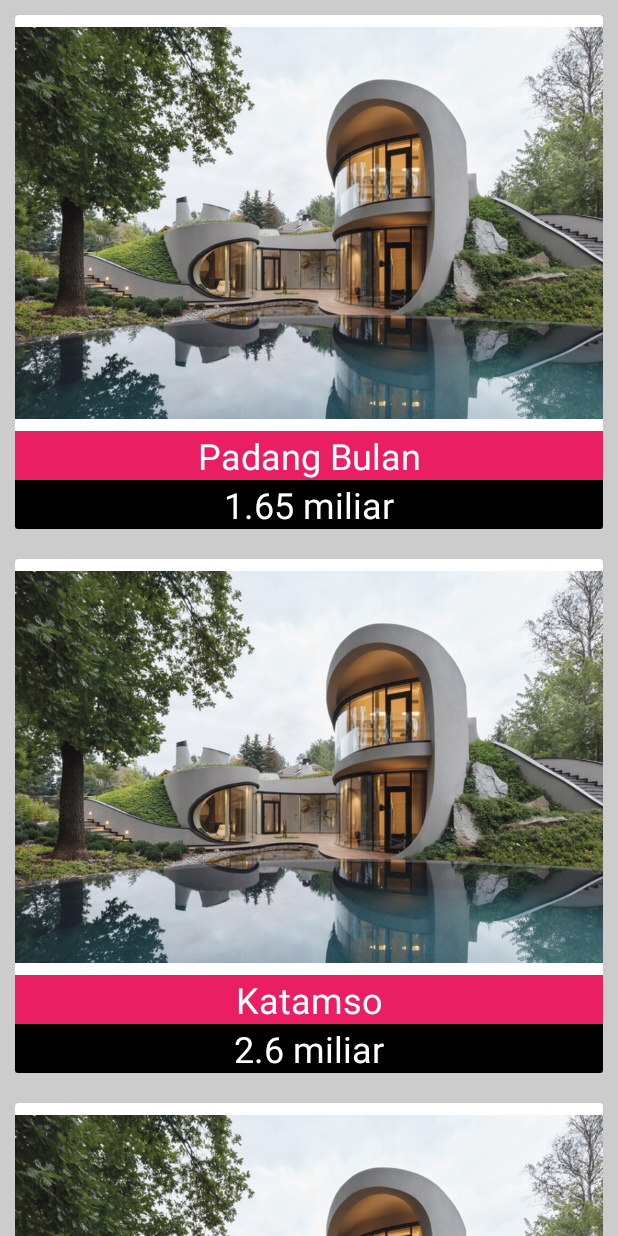
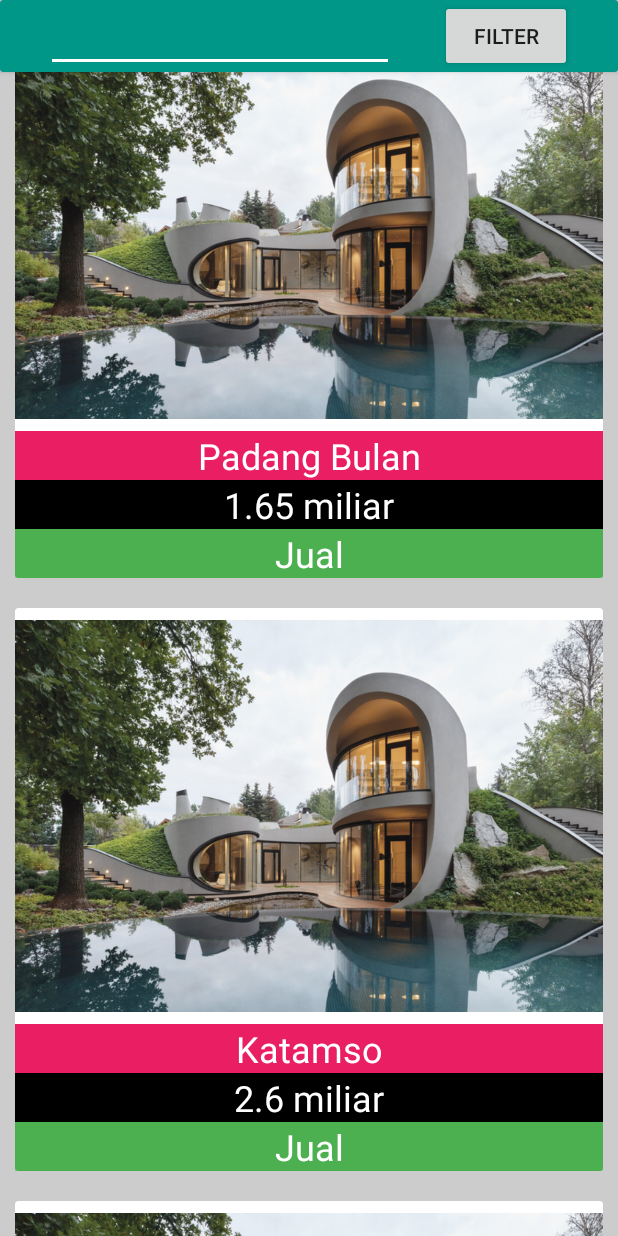
Before and after one commit to AndiniWu/tubesmobile, an Android app: the Home screen opened directly, with no data from a screen before it, on a phone screen of 412 x 824 dp. Run offline under Robolectric (Android 15) with nearby library versions, the phone set to English and light mode, and no system bars.

Commit message:
home - penambahan desain

```diff
--- a/app/src/main/java/com/example/myproperty/Adapter.java
+++ b/app/src/main/java/com/example/myproperty/Adapter.java
@@ -13,11 +13,13 @@ public class Adapter extends RecyclerView.Adapter<Adapter.ViewHolder> {
     private LayoutInflater inflater;
     private String[] sDaerah;
     private String[] sHarga;
+    private String[] sJenis;
 
-    Adapter(Context context, String[] daerah_, String[] harga_){
+    Adapter(Context context, String[] daerah_, String[] harga_, String[] jenis_){
         this.inflater = LayoutInflater.from(context);
         this.sDaerah = daerah_;
         this.sHarga = harga_;
+        this.sJenis = jenis_;
     }
 
     @NonNull
@@ -31,8 +33,11 @@ public class Adapter extends RecyclerView.Adapter<Adapter.ViewHolder> {
     public void onBindViewHolder(@NonNull ViewHolder viewHolder, int i) {
         String daerah = sDaerah[i];
         String harga = sHarga[i];
+        String jenis = sJenis[i];
+
         viewHolder.daerahProperti.setText(daerah);
         viewHolder.hargaProperti.setText(harga);
+        viewHolder.jenisProperti.setText(jenis);
     }
 
     @Override
@@ -42,12 +47,13 @@ public class Adapter extends RecyclerView.Adapter<Adapter.ViewHolder> {
 
     public class ViewHolder extends RecyclerView.ViewHolder{
 
-        TextView daerahProperti, hargaProperti;
+        TextView daerahProperti, hargaProperti, jenisProperti;
 
         public ViewHolder(@NonNull View itemView) {
             super(itemView);
             daerahProperti = itemView.findViewById(R.id.daerahProperti);
             hargaProperti = itemView.findViewById(R.id.hargaProperti);
+            jenisProperti = itemView.findViewById(R.id.jenisProperti);
         }
     }
 }
--- a/app/src/main/java/com/example/myproperty/Home.java
+++ b/app/src/main/java/com/example/myproperty/Home.java
@@ -17,11 +17,12 @@ public class Home extends AppCompatActivity {
 
         String[] daerah_ = getResources().getStringArray(R.array.daerah_properti);
         String[] harga_ = getResources().getStringArray(R.array.harga_properti);
+        String[] jenis_ = getResources().getStringArray(R.array.jenis_properti);
 
         recyclerView = findViewById(R.id.homeListView);
 
         recyclerView.setLayoutManager(new LinearLayoutManager(this));
-        adapter = new Adapter(this,daerah_,harga_); // our adapter takes two string array
+        adapter = new Adapter(this,daerah_,harga_,jenis_); // our adapter takes two string array
         recyclerView.setAdapter(adapter);
 
     }
--- a/app/src/main/res/layout/activity_home.xml
+++ b/app/src/main/res/layout/activity_home.xml
@@ -5,6 +5,46 @@
     android:layout_width="match_parent"
     android:layout_height="wrap_content"
     tools:context=".Home">
+
+    <android.support.v7.widget.CardView
+        android:id="@+id/cardView3"
+        android:layout_width="match_parent"
+        android:layout_height="wrap_content"
+        app:cardBackgroundColor="#009688"
+        app:layout_constraintEnd_toEndOf="parent"
+        app:layout_constraintStart_toStartOf="parent"
+        app:layout_constraintTop_toTopOf="parent">
+
+        <android.support.constraint.ConstraintLayout
+            android:layout_width="match_parent"
+            android:layout_height="match_parent">
+
+            <EditText
+                android:id="@+id/editText10"
+                android:layout_width="232dp"
+                android:layout_height="0dp"
+                android:layout_marginStart="16dp"
+                android:layout_marginTop="8dp"
+                android:layout_marginEnd="16dp"
+                android:ems="10"
+                android:inputType="textPersonName"
+                app:layout_constraintBottom_toBottomOf="parent"
+                app:layout_constraintEnd_toStartOf="@+id/button3"
+                app:layout_constraintStart_toStartOf="parent"
+                app:layout_constraintTop_toTopOf="parent" />
+
+            <Button
+                android:id="@+id/button3"
+                android:layout_width="wrap_content"
+                android:layout_height="wrap_content"
+                android:layout_marginEnd="16dp"
+                android:text="Filter"
+                app:layout_constraintBottom_toBottomOf="parent"
+                app:layout_constraintEnd_toEndOf="parent"
+                app:layout_constraintStart_toEndOf="@+id/editText10"
+                app:layout_constraintTop_toTopOf="parent" />
+        </android.support.constraint.ConstraintLayout>
+    </android.support.v7.widget.CardView>
 
 
     <android.support.v7.widget.RecyclerView
--- a/app/src/main/res/layout/home_view.xml
+++ b/app/src/main/res/layout/home_view.xml
@@ -17,6 +17,19 @@
         <android.support.constraint.ConstraintLayout
             android:layout_width="match_parent"
             android:layout_height="match_parent">
+
+            <TextView
+                android:id="@+id/jenisProperti"
+                android:layout_width="0dp"
+                android:layout_height="wrap_content"
+                android:background="#4CAF50"
+                android:text="Jual"
+                android:textAlignment="center"
+                android:textColor="@android:color/white"
+                android:textSize="24sp"
+                app:layout_constraintEnd_toEndOf="parent"
+                app:layout_constraintStart_toStartOf="parent"
+                app:layout_constraintTop_toBottomOf="@+id/hargaProperti" />
 
             <TextView
                 android:id="@+id/hargaProperti"
--- /dev/null
+++ b/app/src/main/res/values/jenis_properti.xml
@@ -0,0 +1,10 @@
+<?xml version="1.0" encoding="utf-8"?>
+<resources>
+    <string-array name="jenis_properti">
+        <item>Jual</item>
+        <item>Jual</item>
+        <item>Sewa</item>
+        <item>Jual</item>
+        <item>Sewa</item>
+    </string-array>
+</resources>
```
Also changed, not shown: app/src/main/res/values/daerah_properti.xml (renamed from app/src/main/res/values/daerah_property.xml).
